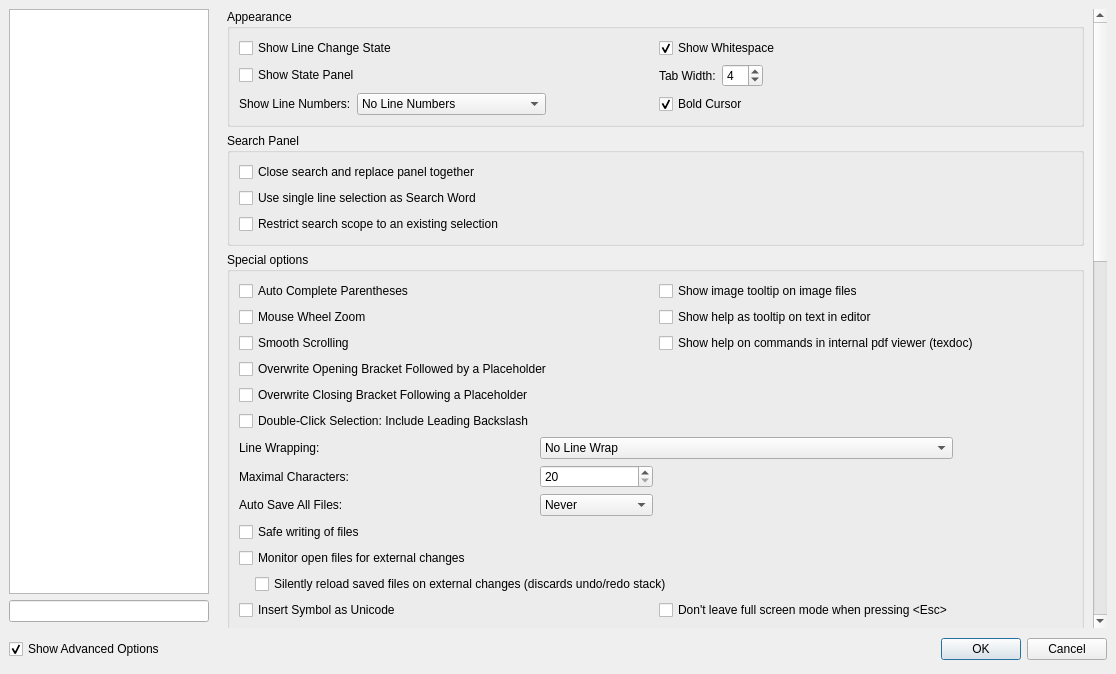
Old version of the form configdialog.ui in the repository texstudio-org/texstudio.
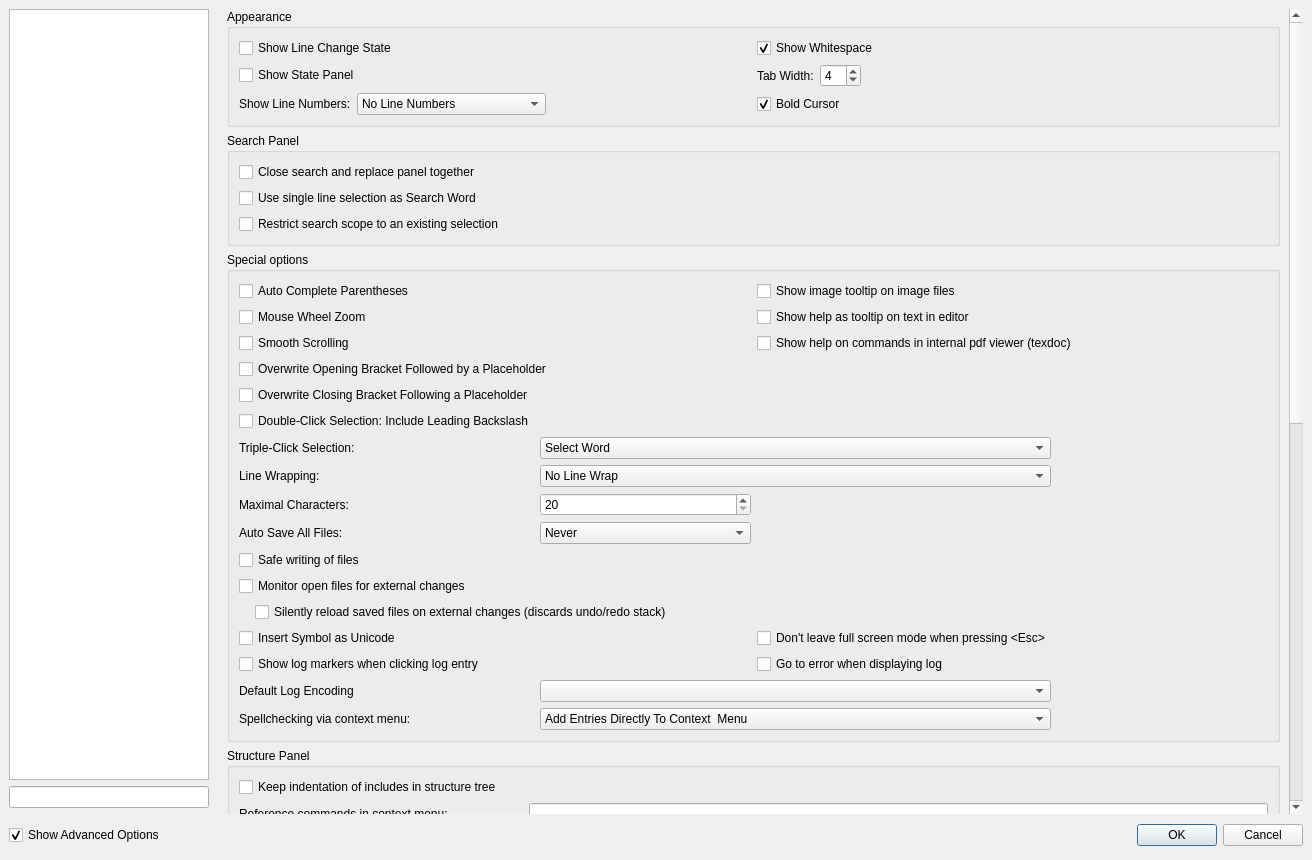
New version of the form. The open tabs and pages were chosen to show the change. Icons and pictures are not drawn.

Commit message: option to control the triple click behavior

Diff of the .ui file:
```diff
--- a/configdialog.ui
+++ b/configdialog.ui
@@ -6,8 +6,8 @@
    <rect>
     <x>0</x>
     <y>0</y>
-    <width>1116</width>
-    <height>674</height>
+    <width>1312</width>
+    <height>860</height>
    </rect>
   </property>
   <property name="windowTitle">
@@ -153,7 +153,7 @@
       </size>
      </property>
      <property name="currentIndex">
-      <number>0</number>
+      <number>8</number>
      </property>
      <widget class="QWidget" name="pageGeneral">
       <layout class="QVBoxLayout">
@@ -185,8 +185,8 @@
            <rect>
             <x>0</x>
             <y>0</y>
-            <width>880</width>
-            <height>617</height>
+            <width>646</width>
+            <height>656</height>
            </rect>
           </property>
           <layout class="QVBoxLayout" name="verticalLayout">
@@ -866,8 +866,8 @@
               <rect>
                <x>0</x>
                <y>0</y>
-               <width>860</width>
-               <height>76</height>
+               <width>235</width>
+               <height>91</height>
               </rect>
              </property>
              <layout class="QGridLayout" name="gridLayout_1">
@@ -1831,8 +1831,8 @@
            <rect>
             <x>0</x>
             <y>0</y>
-            <width>863</width>
-            <height>1363</height>
+            <width>1055</width>
+            <height>1622</height>
            </rect>
           </property>
           <layout class="QVBoxLayout" name="verticalLayout_8">
@@ -2031,14 +2031,18 @@
               <bool>false</bool>
              </property>
              <layout class="QGridLayout" columnstretch="0,1,1,1">
-              <item row="18" column="2">
-               <widget class="QCheckBox" name="checkBoxGoToErrorWhenDisplayingLog">
+              <item row="18" column="0">
+               <widget class="QCheckBox" name="checkBoxInsertSymbolAsUCS">
+                <property name="toolTip">
+                 <string>When using unicode characters in the source code, LaTeX still has
+to render the characters. Since unicode is not natively supported by LaTeX, you have to include appropriate packages for unicode characters in your document.</string>
+                </property>
                 <property name="text">
-                 <string>Go to error when displaying log</string>
+                 <string>Insert Symbol as Unicode</string>
                 </property>
                </widget>
               </item>
-              <item row="9" column="1" colspan="2">
+              <item row="10" column="1" colspan="2">
                <widget class="QComboBox" name="comboBoxLineWrap">
                 <item>
                  <property name="text">
@@ -2062,7 +2066,14 @@
                 </item>
                </widget>
               </item>
-              <item row="10" column="0">
+              <item row="19" column="2">
+               <widget class="QCheckBox" name="checkBoxGoToErrorWhenDisplayingLog">
+                <property name="text">
+                 <string>Go to error when displaying log</string>
+                </property>
+               </widget>
+              </item>
+              <item row="11" column="0">
                <widget class="QLabel" name="label_23">
                 <property name="text">
                  <string>Maximal Characters:</string>
@@ -2079,37 +2090,8 @@
                 </property>
                </widget>
               </item>
-              <item row="17" column="0">
-               <widget class="QCheckBox" name="checkBoxInsertSymbolAsUCS">
-                <property name="toolTip">
-                 <string>When using unicode characters in the source code, LaTeX still has
-to render the characters. Since unicode is not natively supported by LaTeX, you have to include appropriate packages for unicode characters in your document.</string>
-                </property>
-                <property name="text">
-                 <string>Insert Symbol as Unicode</string>
-                </property>
-               </widget>
-              </item>
-              <item row="18" column="0">
-               <widget class="QCheckBox" name="checkBoxShowLogMarkersWhenClickingLogEntry">
-                <property name="text">
-                 <string>Show log markers when clicking log entry</string>
-                </property>
-               </widget>
-              </item>
               <item row="21" column="1" colspan="2">
-               <widget class="QComboBox" name="comboBoxContextMenuSpellcheckingEntryLocation">
-                <item>
-                 <property name="text">
-                  <string>Add Entries Directly To Context  Menu</string>
-                 </property>
-                </item>
-                <item>
-                 <property name="text">
-                  <string>Create Dedicated Submenu</string>
-                 </property>
-                </item>
-               </widget>
+               <widget class="QComboBox" name="comboBoxLogFileEncoding"/>
               </item>
               <item row="3" column="2" colspan="2">
                <widget class="QCheckBox" name="checkBoxImageToolTip">
@@ -2118,9 +2100,6 @@
                 </property>
                </widget>
               </item>
-              <item row="20" column="1" colspan="2">
-               <widget class="QComboBox" name="comboBoxLogFileEncoding"/>
-              </item>
               <item row="6" column="0" colspan="2">
                <widget class="QCheckBox" name="checkOverwriteOpeningBracketFollowedByPlaceholder">
                 <property name="text">
@@ -2128,14 +2107,35 @@
                 </property>
                </widget>
               </item>
-              <item row="20" column="0">
-               <widget class="QLabel" name="label_80">
+              <item row="22" column="1" colspan="2">
+               <widget class="QComboBox" name="comboBoxContextMenuSpellcheckingEntryLocation">
+                <item>
+                 <property name="text">
+                  <string>Add Entries Directly To Context  Menu</string>
+                 </property>
+                </item>
+                <item>
+                 <property name="text">
+                  <string>Create Dedicated Submenu</string>
+                 </property>
+                </item>
+               </widget>
+              </item>
+              <item row="19" column="0">
+               <widget class="QCheckBox" name="checkBoxShowLogMarkersWhenClickingLogEntry">
                 <property name="text">
-                 <string>Default Log Encoding</string>
+                 <string>Show log markers when clicking log entry</string>
                 </property>
                </widget>
               </item>
-              <item row="17" column="2">
+              <item row="22" column="0">
+               <widget class="QLabel" name="label_70">
+                <property name="text">
+                 <string>Spellchecking via context menu:</string>
+                </property>
+               </widget>
+              </item>
+              <item row="18" column="2">
                <widget class="QCheckBox" name="checkBoxDisableEscForClosingfullscreen">
                 <property name="text">
                  <string>Don't leave full screen mode when pressing &lt;Esc&gt;</string>
@@ -2143,13 +2143,13 @@
                </widget>
               </item>
               <item row="21" column="0">
-               <widget class="QLabel" name="label_70">
+               <widget class="QLabel" name="label_80">
                 <property name="text">
-                 <string>Spellchecking via context menu:</string>
+                 <string>Default Log Encoding</string>
                 </property>
                </widget>
               </item>
-              <item row="12" column="1">
+              <item row="13" column="1">
                <widget class="QComboBox" name="comboBoxAutoSave">
                 <item>
                  <property name="text">
@@ -2188,7 +2188,7 @@
                 </item>
                </widget>
               </item>
-              <item row="12" column="0">
+              <item row="13" column="0">
                <widget class="QLabel" name="label_24">
                 <property name="text">
                  <string>Auto Save All Files:</string>
@@ -2198,13 +2198,6 @@
                 </property>
                </widget>
               </item>
-              <item row="4" column="0">
-               <widget class="QCheckBox" name="checkBoxMouseWheelZoom">
-                <property name="text">
-                 <string>Mouse Wheel Zoom</string>
-                </property>
-               </widget>
-              </item>
               <item row="3" column="0">
                <widget class="QCheckBox" name="checkBoxAutoCompleteParens">
                 <property name="text">
@@ -2212,6 +2205,27 @@
                 </property>
                </widget>
               </item>
+              <item row="4" column="0">
+               <widget class="QCheckBox" name="checkBoxMouseWheelZoom">
+                <property name="text">
+                 <string>Mouse Wheel Zoom</string>
+                </property>
+               </widget>
+              </item>
+              <item row="5" column="0">
+               <widget class="QCheckBox" name="checkBoxSmoothScrolling">
+                <property name="text">
+                 <string>Smooth Scrolling</string>
+                </property>
+               </widget>
+              </item>
+              <item row="10" column="0">
+               <widget class="QLabel" name="label_41">
+                <property name="text">
+                 <string>Line Wrapping:</string>
+                </property>
+               </widget>
+              </item>
               <item row="5" column="2" colspan="2">
                <widget class="QCheckBox" name="checkBoxTexDocInternal">
                 <property name="text">
@@ -2219,14 +2233,7 @@
                 </property>
                </widget>
               </item>
-              <item row="9" column="0">
-               <widget class="QLabel" name="label_41">
-                <property name="text">
-                 <string>Line Wrapping:</string>
-                </property>
-               </widget>
-              </item>
-              <item row="10" column="1">
+              <item row="11" column="1">
                <widget class="QSpinBox" name="spinBoxWrapLineWidth">
                 <property name="minimum">
                  <number>20</number>
@@ -2243,21 +2250,7 @@
                 </property>
                </widget>
               </item>
-              <item row="5" column="0">
-               <widget class="QCheckBox" name="checkBoxSmoothScrolling">
-                <property name="text">
-                 <string>Smooth Scrolling</string>
-                </property>
-               </widget>
-              </item>
-              <item row="14" column="0" colspan="2">
-               <widget class="QCheckBox" name="checkBoxMonitorFilesForExternalChanges">
-                <property name="text">
-                 <string>Monitor open files for external changes</string>
-                </property>
-               </widget>
-              </item>
-              <item row="15" column="0" colspan="3">
+              <item row="16" column="0" colspan="3">
                <layout class="QVBoxLayout" name="verticalLayout_12">
                 <property name="leftMargin">
                  <number>16</number>
@@ -2278,7 +2271,14 @@
                 </property>
                </widget>
               </item>
-              <item row="13" column="0" colspan="2">
+              <item row="15" column="0" colspan="2">
+               <widget class="QCheckBox" name="checkBoxMonitorFilesForExternalChanges">
+                <property name="text">
+                 <string>Monitor open files for external changes</string>
+                </property>
+               </widget>
+              </item>
+              <item row="14" column="0" colspan="2">
                <widget class="QCheckBox" name="checkBoxUseQSaveWrite">
                 <property name="toolTip">
                  <string>&lt;html&gt;&lt;head/&gt;&lt;body&gt;&lt;p&gt;This uses QSaveFile to prevent losing existing data if the writing operation fails. As a drawback, the current user becomes the owner of the file and extended file attributes are lost. Also, there appear to be problems of this method with dropbox folders.&lt;/p&gt;&lt;/body&gt;&lt;/html&gt;</string>
@@ -2288,6 +2288,42 @@
                 </property>
                </widget>
               </item>
+              <item row="9" column="0">
+               <widget class="QLabel" name="label_82">
+                <property name="text">
+                 <string>Triple-Click Selection:</string>
+                </property>
+               </widget>
+              </item>
+              <item row="9" column="1" colspan="2">
+               <widget class="QComboBox" name="comboBoxTripleClickSelection">
+                <item>
+                 <property name="text">
+                  <string>Select Word</string>
+                 </property>
+                </item>
+                <item>
+                 <property name="text">
+                  <string>Select Word or Command</string>
+                 </property>
+                </item>
+                <item>
+                 <property name="text">
+                  <string>Select Parentheses Content</string>
+                 </property>
+                </item>
+                <item>
+                 <property name="text">
+                  <string>Select Parentheses</string>
+                 </property>
+                </item>
+                <item>
+                 <property name="text">
+                  <string>Select Line</string>
+                 </property>
+                </item>
+               </widget>
+              </item>
              </layout>
             </widget>
            </item>
@@ -3082,8 +3118,8 @@
            <rect>
             <x>0</x>
             <y>0</y>
-            <width>494</width>
-            <height>670</height>
+            <width>595</width>
+            <height>780</height>
            </rect>
           </property>
           <layout class="QVBoxLayout" name="verticalLayout_9">
@@ -3580,8 +3616,8 @@
            <rect>
             <x>0</x>
             <y>0</y>
-            <width>344</width>
-            <height>241</height>
+            <width>409</width>
+            <height>277</height>
            </rect>
           </property>
           <layout class="QVBoxLayout" name="verticalLayout_13">
@@ -3842,8 +3878,8 @@
            <rect>
             <x>0</x>
             <y>0</y>
-            <width>490</width>
-            <height>407</height>
+            <width>588</width>
+            <height>463</height>
            </rect>
           </property>
           <layout class="QVBoxLayout" name="verticalLayout_16">
```
The commit also changes 6 other files.
